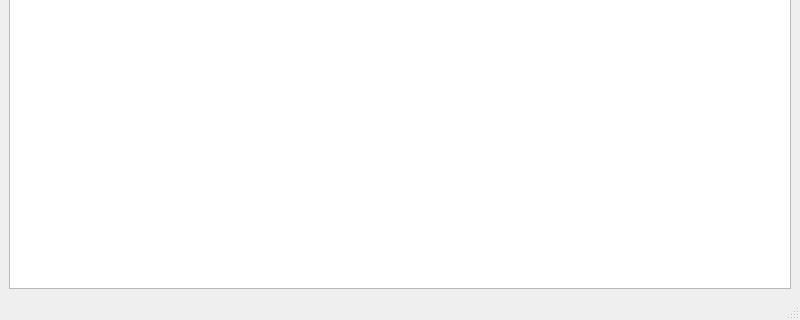
Qt form loaded_data_view.ui (usc-psychsim/psychsim-eval-gui) before a commit; both pictures show x 0 to 800 and y 280 to 600 of the 800 by 600 pixel window.
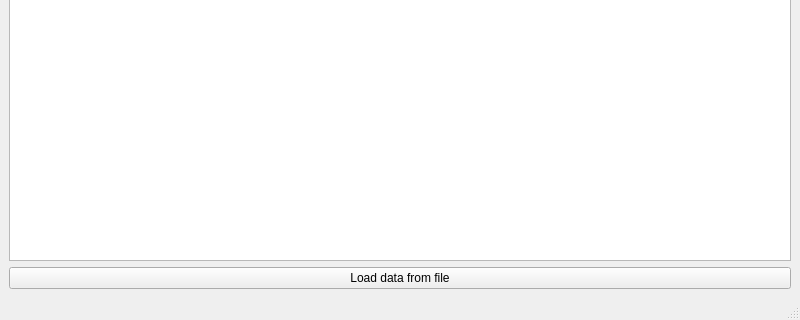
The same form after that commit.

Commit message: Add load data button

```diff
--- a/loaded_data_view.ui
+++ b/loaded_data_view.ui
@@ -25,6 +25,13 @@
       </property>
      </widget>
     </item>
+    <item row="1" column="0">
+     <widget class="QPushButton" name="load_data_button">
+      <property name="text">
+       <string>Load data from file</string>
+      </property>
+     </widget>
+    </item>
    </layout>
   </widget>
   <widget class="QMenuBar" name="menubar">
```
